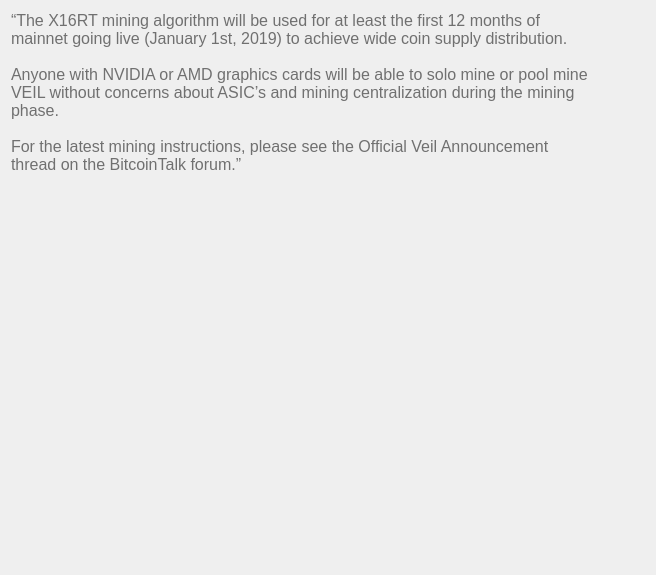
The window that src/qt/veil/forms/settingsfaq09.ui (Veil-Project/veil) describes before a commit, drawn with Qt 5.
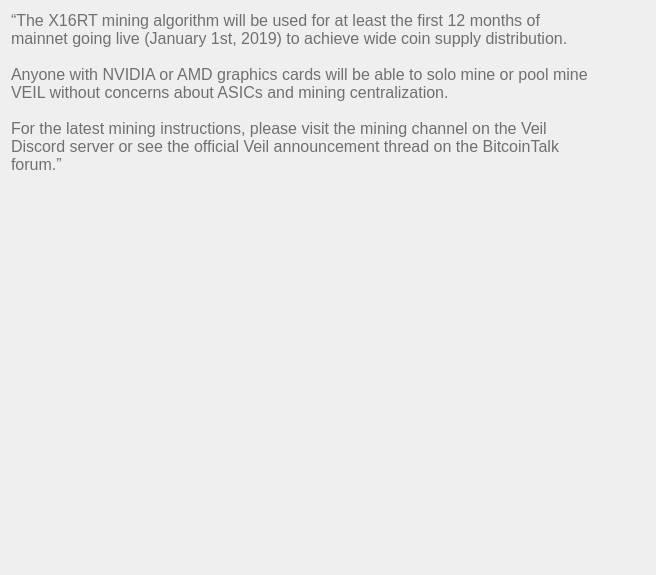
The same window after the commit.

The edit to the form file:
```diff
--- a/src/qt/veil/forms/settingsfaq09.ui
+++ b/src/qt/veil/forms/settingsfaq09.ui
@@ -35,9 +35,9 @@
      <property name="text">
       <string>“The X16RT mining algorithm will be used for at least the first 12 months of mainnet going live (January 1st, 2019) to achieve wide coin supply distribution.
 
-Anyone with NVIDIA or AMD graphics cards will be able to solo mine or pool mine VEIL without concerns about ASIC’s and mining centralization during the mining phase.
+Anyone with NVIDIA or AMD graphics cards will be able to solo mine or pool mine VEIL without concerns about ASICs and mining centralization.
 
-For the latest mining instructions, please see the Official Veil Announcement thread on the BitcoinTalk forum.”					</string>
+For the latest mining instructions, please visit the mining channel on the Veil Discord server or see the official Veil announcement thread on the BitcoinTalk forum.”					</string>
      </property>
      <property name="alignment">
       <set>Qt::AlignLeading|Qt::AlignLeft|Qt::AlignTop</set>
```
